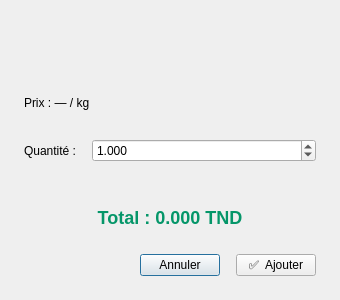
Arafat-029/storemanager-pro, file app/ui/weight_dialog.ui: the form before one commit.
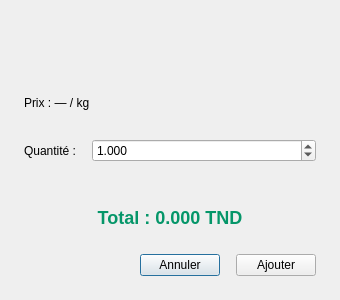
The form after the commit.

```diff
--- a/app/ui/weight_dialog.ui
+++ b/app/ui/weight_dialog.ui
@@ -52,7 +52,7 @@
      </item>
      <item>
       <widget class="QPushButton" name="btnOk">
-       <property name="text"><string>✅  Ajouter</string></property>
+       <property name="text"><string>Ajouter</string></property>
       </widget>
      </item>
     </layout>
```
